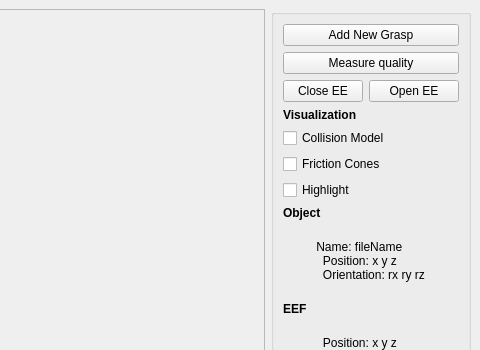
Qt form Grasp/utils/GraspPlanner.ui (nachoh8/active-grasping) before a commit; both pictures show x 599 to 1079 and y 0 to 350 of the 1079 by 819 pixel window.
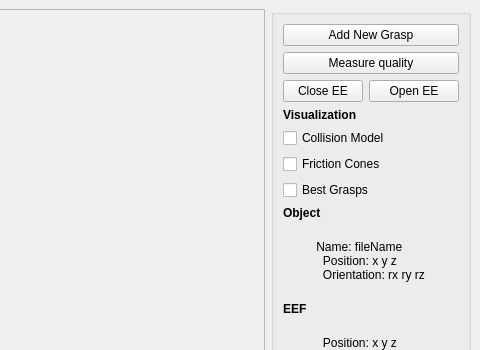
The same form after that commit.

Commit message: best grasps visualizer-GraspPlanner

Patch:
```diff
--- a/Grasp/utils/GraspPlanner.ui
+++ b/Grasp/utils/GraspPlanner.ui
@@ -95,7 +95,7 @@
        <item row="10" column="0" colspan="2">
         <widget class="QCheckBox" name="checkBoxHighlight">
          <property name="text">
-          <string>Highlight</string>
+          <string>Best Grasps</string>
          </property>
         </widget>
        </item>
```
Left out of the diff: 2 changed lines with no effect on the pictures. The commit also changes 6 other files.
